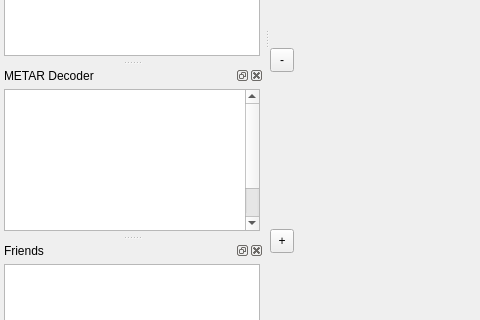
Before: the Qt Designer form trunk/QuteScoop/src/MainWindow.ui in qutescoop/qutescoop, drawn with Qt 5; both pictures show x 0 to 480 and y 354 to 674 of the 814 by 787 pixel window.
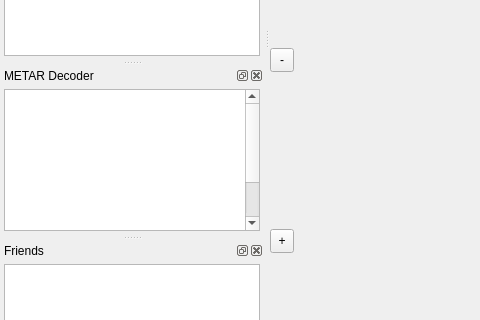
After: the same form once the commit is applied. Icons and pictures are not drawn.

```diff
--- a/trunk/QuteScoop/src/MainWindow.ui
+++ b/trunk/QuteScoop/src/MainWindow.ui
@@ -651,6 +651,7 @@
 &lt;p style=&quot;-qt-paragraph-type:empty; margin-top:0px; margin-bottom:0px; margin-left:0px; margin-right:0px; -qt-block-indent:0; text-indent:0px; font-size:8pt;&quot;&gt;&lt;/p&gt;
 &lt;p style=&quot;-qt-paragraph-type:empty; margin-top:0px; margin-bottom:0px; margin-left:0px; margin-right:0px; -qt-block-indent:0; text-indent:0px; font-size:8pt;&quot;&gt;&lt;/p&gt;
 &lt;p style=&quot;-qt-paragraph-type:empty; margin-top:0px; margin-bottom:0px; margin-left:0px; margin-right:0px; -qt-block-indent:0; text-indent:0px; font-size:8pt;&quot;&gt;&lt;/p&gt;
+&lt;p style=&quot;-qt-paragraph-type:empty; margin-top:0px; margin-bottom:0px; margin-left:0px; margin-right:0px; -qt-block-indent:0; text-indent:0px; font-size:8pt;&quot;&gt;&lt;/p&gt;
 &lt;p style=&quot;-qt-paragraph-type:empty; margin-top:0px; margin-bottom:0px; margin-left:0px; margin-right:0px; -qt-block-indent:0; text-indent:0px; font-family:'UnDotum'; font-size:10pt;&quot;&gt;&lt;/p&gt;
 &lt;p style=&quot;-qt-paragraph-type:empty; margin-top:0px; margin-bottom:0px; margin-left:0px; margin-right:0px; -qt-block-indent:0; text-indent:0px; font-family:'Lucida Grande'; font-size:13pt;&quot;&gt;&lt;/p&gt;&lt;/td&gt;&lt;/tr&gt;&lt;/table&gt;&lt;/body&gt;&lt;/html&gt;</string>
        </property>
```
Left out of the diff: 27 changed lines with no effect on the pictures.
